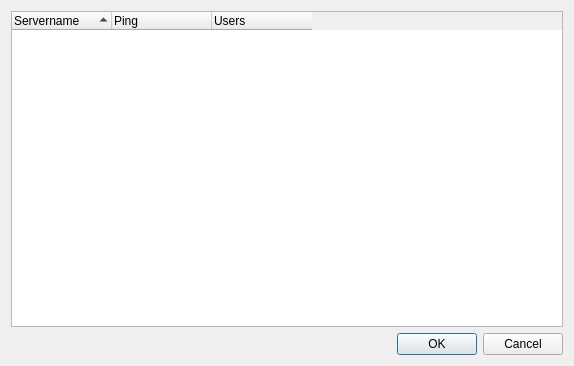
Old version of the form src/mumble/ConnectDialog.ui in the repository mumble-voip/mumble.
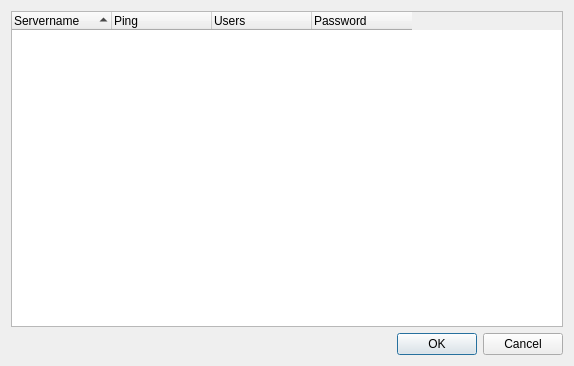
New version of the form. Custom widgets are drawn as their Qt base class.

Commit message: Solves #3856. Added a password column to the connect dialog. Column will render with a lock icon if the server is password-enabled.

What changed in the file:
```diff
--- a/src/mumble/ConnectDialog.ui
+++ b/src/mumble/ConnectDialog.ui
@@ -58,6 +58,11 @@
        <string>Users</string>
       </property>
      </column>
+     <column>
+      <property name="text">
+       <string>Password</string>
+      </property>
+     </column>
     </widget>
    </item>
    <item>
```
The commit also changes 3 other files.
